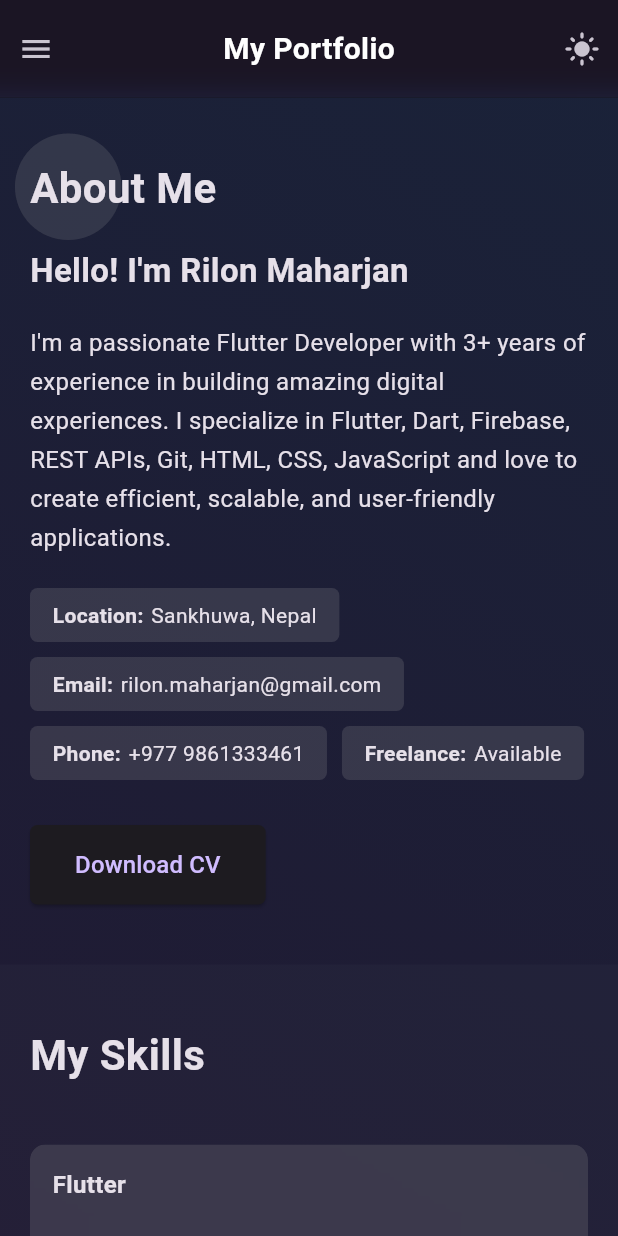
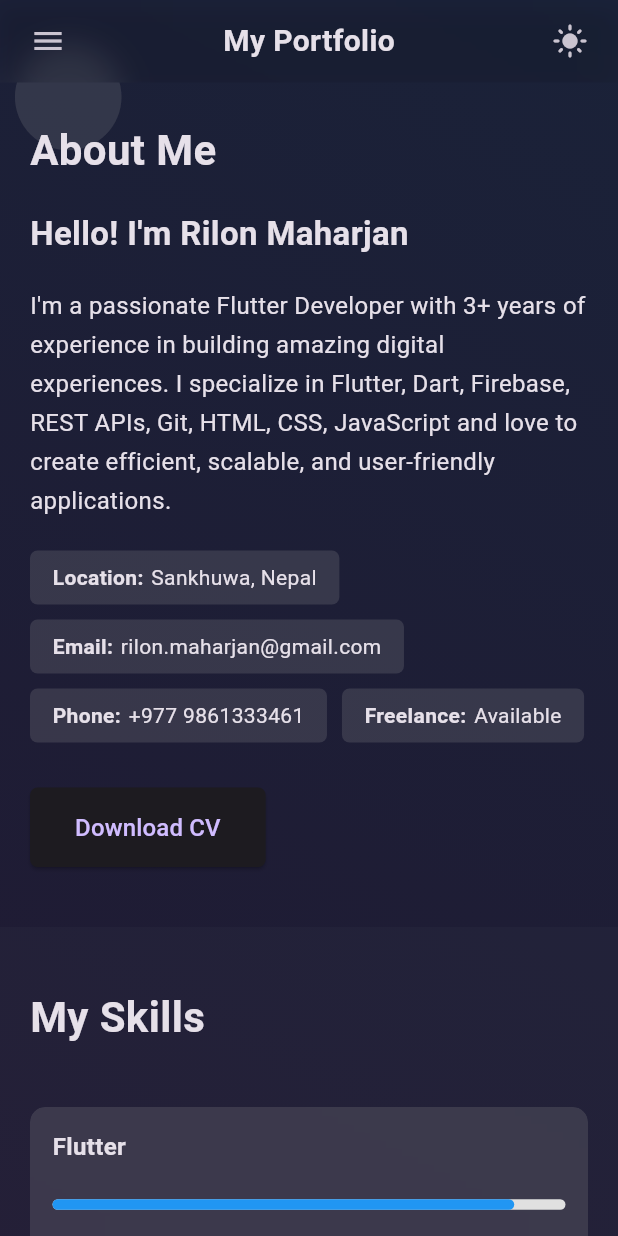
Before and after one commit to rilonmaharjan/myportfolio, a Flutter app: the screen it shows after launch, on a phone screen of 412 x 824 dp. Run offline on Flutter 3.47's test engine with Material 3 defaults, Android fonts, the phone set to English and light mode, and no system bars; network calls fail.

Commit message:
[fixed] - appbar made sicky on top

```diff
--- a/lib/views/about_section.dart
+++ b/lib/views/about_section.dart
@@ -15,9 +15,11 @@ class _AboutSectionState extends State<AboutSection> {
     final isTablet = MediaQuery.of(context).size.width < 1000;
 
     return Container(
-      padding: EdgeInsets.symmetric(
-        horizontal: isMobile ? 20 : isTablet ? 40 : 100,
-        vertical: isMobile ? 40 : 60,
+      padding: EdgeInsets.fromLTRB(
+        isMobile ? 20 : isTablet ? 40 : 100,
+        isMobile ? 80 : 100,
+        isMobile ? 20 : isTablet ? 40 : 100,
+        isMobile ? 40 : 60,
       ),
       child: Column(
         crossAxisAlignment: CrossAxisAlignment.start,
--- a/lib/views/home_screen.dart
+++ b/lib/views/home_screen.dart
@@ -46,7 +46,6 @@ class _HomeScreenState extends State<HomeScreen> {
     return Theme(
       data: _isDarkMode ? ThemeData.dark() : ThemeData.light(),
       child: Scaffold(
-        appBar: isMobile ? _buildMobileAppBar() : null,
         drawer: isMobile ? _buildMobileDrawer(isMobile) : null,
         body: Stack(
           children: [
@@ -56,10 +55,25 @@ class _HomeScreenState extends State<HomeScreen> {
             // ParticleBackground(),
             // FloatingBubblesBackground(),
             AnimatedBackground(bubbleCount: isMobile ? 4 : 7,),
+            Stack(
+              children: [
                 SingleChildScrollView(
                   controller: _scrollController,
                   child: Column(
                     children: [
+                      AboutSection(key: _sectionKeys[0]),
+                      SkillsSection(key: _sectionKeys[1], isDarkMode: _isDarkMode,),
+                      ExperienceSection(key: _sectionKeys[2], isDarkMode: _isDarkMode),
+                      ProjectsSection(key: _sectionKeys[3], isDarkMode: _isDarkMode),
+                      ContactSection(key: _sectionKeys[4], isDarkMode: _isDarkMode),
+                      Footer(isDarkMode: _isDarkMode,),
+                    ],
+                  )
+                ),
+                Visibility(
+                  visible: isMobile ,
+                  child: _buildMobileAppBar()
+                ),
                 Visibility(
                   visible: !isMobile,
                   child: ClipRRect(
@@ -73,14 +87,7 @@ class _HomeScreenState extends State<HomeScreen> {
                     ),
                   ),
                 ),
-                  AboutSection(key: _sectionKeys[0]),
-                  SkillsSection(key: _sectionKeys[1], isDarkMode: _isDarkMode,),
-                  ExperienceSection(key: _sectionKeys[2], isDarkMode: _isDarkMode),
-                  ProjectsSection(key: _sectionKeys[3], isDarkMode: _isDarkMode),
-                  ContactSection(key: _sectionKeys[4], isDarkMode: _isDarkMode),
-                  Footer(isDarkMode: _isDarkMode,),
               ],
-              )
             ),
           ],
         ),
@@ -88,38 +95,50 @@ class _HomeScreenState extends State<HomeScreen> {
     );
   }
 
-  PreferredSizeWidget _buildMobileAppBar() {
-    return PreferredSize(
-      preferredSize: const Size(double.infinity, 75.0),
-      child: ClipRRect(
+  _buildMobileAppBar() {
+    return ClipRRect(
       child: BackdropFilter(
         filter: ImageFilter.blur(sigmaX: 10.0, sigmaY: 10.0),
         child: SafeArea(
           child: Container(
-              height: 65,
-              color: Colors.deepPurple.withAlpha(20),
+            height: 55,
+            decoration: BoxDecoration(
+              color: Colors.transparent,
+              boxShadow: [
+                BoxShadow(
+                  color: Colors.black.withValues(alpha:0.1),
+                  blurRadius: 10,
+                  offset: const Offset(0, 5),
+                ),
+              ],
+            ),
             child: Builder(
               builder: (context) => Row(
                 mainAxisAlignment: MainAxisAlignment.spaceBetween,
                 children: [
-                    IconButton(
+                  Padding(
+                    padding: const EdgeInsets.only(left: 8.0),
+                    child: IconButton(
                       icon: const Icon(Icons.menu),
                       onPressed: () => Scaffold.of(context).openDrawer(),
+                    ),
                   ),
                   Text(
                     'My Portfolio',
                     style: TextStyle(
                       fontSize: 20,
                       fontWeight: FontWeight.bold,
-                        color: _isDarkMode ? Colors.white : Colors.black,
+                      color: Theme.of(context).textTheme.titleLarge?.color,
                     ),
                   ),
-                    IconButton(
+                  Padding(
+                    padding: const EdgeInsets.only(right: 8.0),
+                    child: IconButton(
                       icon: Icon(_isDarkMode ? Icons.light_mode : Icons.dark_mode),
                       onPressed: _toggleTheme,
                     ),
+                  ),
                 ],
-                ),
               ),
             ),
           ),
```
Lines whose indentation alone changed are shown as unchanged.
